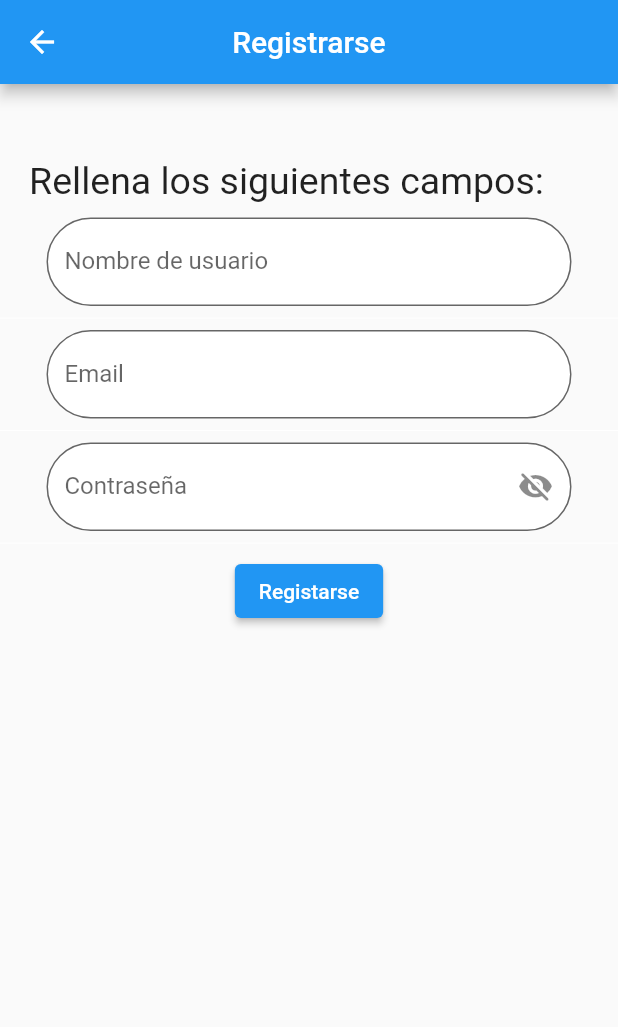
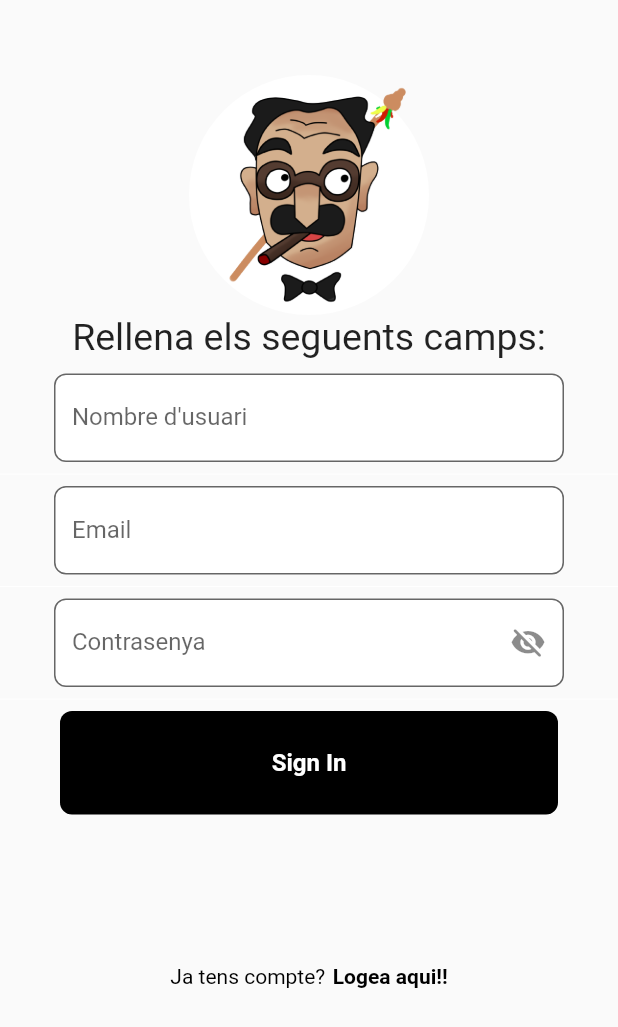
Before and after one commit to FerreruelaJavier/caparrots_go, a Flutter app: the screen it shows after launch, after a tap on "Clica aqui!!", on a phone screen of 412 x 824 dp. Shown: the top 1027 px of the screen. Run offline on Flutter 3.47's test engine with Material 2 defaults, Android fonts, the light colour scheme and no system bars; our stand-ins replace audioplayers, email_validator, firebase_auth, firebase_core, fluttertoast, geolocator and 2 more; missing offline and left inert: ar_flutter_plugin; accounts and stored records are empty; network calls fail.

Commit message:
muchos cambios, nombre de paginas login, register, nueva pagina que hace de intermediario

```diff
--- a/lib/main.dart
+++ b/lib/main.dart
@@ -37,10 +37,8 @@ class MyApp extends StatelessWidget {
       home: const HomeScreen(),
       routes: {
         'Home': (context) => const HomeScreen(),
-        'SignIn': (context) => SignInScreen(),
-        'SignUp': (context) => SignUpScreen(),
         'Caparrots': (context) => const CaparrotScreen(),
-        'map': (_) => const MapaScreen(),
+        'Map': (context) => const MapaScreen(),
       },
       theme: ThemeData.light(),
     );
--- a/lib/screens/home_screen.dart
+++ b/lib/screens/home_screen.dart
@@ -1,3 +1,4 @@
+import 'package:caparrots_initial/screens/login_or_register_page.dart';
 import 'package:firebase_auth/firebase_auth.dart';
 import 'package:flutter/material.dart';
 import 'screens.dart';
@@ -15,7 +16,7 @@ class HomeScreen extends StatelessWidget {
           if (snapshot.hasData) {
             return const MapaScreen();
           } else {
-            return SignInScreen();
+            return const LoginOrRegiserPage();
           }
         },
       ),
--- /dev/null
+++ b/lib/screens/login_or_register_page.dart
@@ -0,0 +1,32 @@
+import 'package:caparrots_initial/screens/screens.dart';
+import 'package:flutter/material.dart';
+
+class LoginOrRegiserPage extends StatefulWidget {
+  const LoginOrRegiserPage({super.key});
+
+  @override
+  State<LoginOrRegiserPage> createState() => _LoginOrRegiserPageState();
+}
+
+class _LoginOrRegiserPageState extends State<LoginOrRegiserPage> {
+  bool mostrarSignInScreen = true;
+
+  void cambiarPaginas() {
+    setState(() {
+      mostrarSignInScreen = !mostrarSignInScreen;
+    });
+  }
+
+  @override
+  Widget build(BuildContext context) {
+    if (mostrarSignInScreen) {
+      return LogInScreen(
+        onTap: cambiarPaginas,
+      );
+    } else {
+      return RegisterScreen(
+        onTap: cambiarPaginas,
+      );
+    }
+  }
+}
--- a/lib/screens/signin_screen.dart
+++ b/lib/screens/login_screen.dart
@@ -1,3 +1,5 @@
+import 'package:caparrots_initial/widgets/google_button.dart';
+import 'package:caparrots_initial/widgets/widgets.dart';
 import 'package:email_validator/email_validator.dart';
 import 'package:firebase_auth/firebase_auth.dart';
 import 'package:flutter/material.dart';
@@ -6,12 +8,18 @@ import 'package:provider/provider.dart';
 import '../providers/providers.dart';
 import '../utils/utils.dart';
 
-class SignInScreen extends StatelessWidget {
-  SignInScreen({super.key});
+class LogInScreen extends StatefulWidget {
+  final Function()? onTap;
+  const LogInScreen({super.key, required this.onTap});
 
-  final TextEditingController _email = TextEditingController();
+  @override
+  State<LogInScreen> createState() => _LogInScreenState();
+}
 
-  final TextEditingController _constrasena = TextEditingController();
+class _LogInScreenState extends State<LogInScreen> {
+  final _email = TextEditingController();
+
+  final _constrasena = TextEditingController();
 
   @override
   Widget build(BuildContext context) {
@@ -22,7 +30,7 @@ class SignInScreen extends StatelessWidget {
           mainAxisSize: MainAxisSize.max,
           children: <Widget>[
             const SizedBox(
-              height: 100,
+              height: 50,
             ),
             CircleAvatar(
               radius: 80,
@@ -44,37 +52,68 @@ class SignInScreen extends StatelessWidget {
               mainAxisAlignment: MainAxisAlignment.center,
               children: [
                 const SizedBox(
-                  width: 150,
+                  width: 180,
                 ),
                 TextButton(
                   onPressed: () {
-                    FirebaseAuth.instance
-                        .sendPasswordResetEmail(email: _email.text.trim());
+                    Navigator.pushNamed(context, '');
                   },
-                  child: const Text('Forgot Password?'),
+                  child: const Text('Contrasenya perduda?'),
                 )
               ],
             ),
-            ElevatedButton(
-              onPressed: (() {
-                signIn();
-              }),
-              child: const Text('LOG IN'),
+            MyButton(onTap: signIn),
+            const SizedBox(
+              height: 20,
+            ),
+            Padding(
+              padding: const EdgeInsets.symmetric(horizontal: 25.0),
+              child: Row(
+                children: const [
+                  Expanded(
+                    child: Divider(
+                      thickness: 0.5,
+                      color: Colors.black,
+                    ),
+                  ),
+                  Padding(
+                    padding: EdgeInsets.symmetric(horizontal: 10.0),
+                    child: Text(
+                      'Continuar amb',
+                      style: TextStyle(color: Colors.black),
+                    ),
+                  ),
+                  Expanded(
+                    child: Divider(
+                      thickness: 0.5,
+                      color: Colors.black,
+                    ),
+                  )
+                ],
+              ),
             ),
             const SizedBox(
-              height: 120,
+              height: 20,
+            ),
+            Row(
+              mainAxisAlignment: MainAxisAlignment.center,
+              children: [const GoogleButton()],
+            ),
+            const SizedBox(
+              height: 50,
             ),
             Row(
               mainAxisAlignment: MainAxisAlignment.center,
               children: [
                 const Text(
-                  'No tienes cuenta?',
+                  'No tens compte?',
                   style: TextStyle(color: Colors.black),
                 ),
-                TextButton(
-                  onPressed: () {
-                    Navigator.pushNamed(context, 'SignUp');
-                  },
+                const SizedBox(
+                  width: 5,
+                ),
+                GestureDetector(
+                  onTap: widget.onTap,
                   child: const Text(
                     'Clica aqui!!',
                     style: TextStyle(
@@ -91,19 +130,19 @@ class SignInScreen extends StatelessWidget {
 
   Widget fieldEmail() {
     return SizedBox(
-      width: 350,
+      width: 340,
       child: TextFormField(
         keyboardType: TextInputType.emailAddress,
         controller: _email,
         autovalidateMode: AutovalidateMode.onUserInteraction,
         validator: (email) => email != null && EmailValidator.validate(email)
             ? null
-            : 'Introduce un email valido',
+            : 'Introdueix un email valid',
         decoration: InputDecoration(
           labelText: 'Email',
           border: OutlineInputBorder(
             borderSide: const BorderSide(color: Colors.black, width: 10),
-            borderRadius: BorderRadius.circular(50.0),
+            borderRadius: BorderRadius.circular(8),
           ),
           filled: true,
           fillColor: Colors.white,
@@ -116,19 +155,19 @@ class SignInScreen extends StatelessWidget {
     final passwProvider = Provider.of<LoginProvider>(context);
 
     return SizedBox(
-      width: 350,
+      width: 340,
       child: TextFormField(
         autovalidateMode: AutovalidateMode.onUserInteraction,
         validator: (valor) => valor != null && valor.length < 6
-            ? 'Introduce un minímo de 6 caracteres'
+            ? 'Introdueix un minim de 6 caracters'
             : null,
         controller: _constrasena,
         obscureText: passwProvider.password,
         decoration: InputDecoration(
-          labelText: 'Contraseña',
+          labelText: 'Contrasenya',
           border: OutlineInputBorder(
             borderSide: const BorderSide(color: Colors.black, width: 10),
-            borderRadius: BorderRadius.circular(50.0),
+            borderRadius: BorderRadius.circular(8),
           ),
           suffixIcon: IconButton(
             icon: Icon(passwProvider.password
@@ -145,12 +184,19 @@ class SignInScreen extends StatelessWidget {
     );
   }
 
+  @override
+  void dispose() {
+    _email.dispose();
+    _constrasena.dispose();
+    super.dispose();
+  }
+
   Future signIn() async {
     try {
       await FirebaseAuth.instance.signInWithEmailAndPassword(
           email: _email.text.trim(), password: _constrasena.text.trim());
     } on FirebaseAuthException {
-      Utils.showSnackBar("El email o la contraseña no son correctos");
+      Utils.showSnackBar("El email o la contraseña no son correctes");
     }
   }
 }
--- /dev/null
+++ b/lib/screens/register_screen.dart
@@ -0,0 +1,195 @@
+import 'package:caparrots_initial/widgets/widgets.dart';
+import 'package:email_validator/email_validator.dart';
+import 'package:firebase_auth/firebase_auth.dart';
+import 'package:flutter/material.dart';
+import 'package:provider/provider.dart';
+
+import '../providers/providers.dart';
+import '../utils/utils.dart';
+
+class RegisterScreen extends StatefulWidget {
+  final Function()? onTap;
+  const RegisterScreen({super.key, required this.onTap});
+
+  @override
+  State<RegisterScreen> createState() => _RegisterScreenState();
+}
+
+class _RegisterScreenState extends State<RegisterScreen> {
+  final _email = TextEditingController();
+
+  final _constrasena = TextEditingController();
+
+  final _name = TextEditingController();
+
+  final _key = GlobalKey<FormState>();
+
+  @override
+  void dispose() {
+    _name.dispose();
+    _email.dispose();
+    _constrasena.dispose();
+    super.dispose();
+  }
+
+  Future signUp() async {
+    final esValid = _key.currentState!.validate();
+    if (!esValid) return;
+
+    try {
+      await FirebaseAuth.instance.createUserWithEmailAndPassword(
+          email: _email.text.trim(), password: _constrasena.text.trim());
+    } on FirebaseAuthException {
+      Utils.showSnackBar("L'email que ha introduit ja existeix");
+    }
+  }
+
+  @override
+  Widget build(BuildContext context) {
+    return Scaffold(
+      body: Form(
+        key: _key,
+        child: SingleChildScrollView(
+          child: Column(
+            children: <Widget>[
+              const SizedBox(
+                height: 50,
+              ),
+              CircleAvatar(
+                radius: 80,
+                backgroundColor: Colors.white,
+                child: Image.asset(
+                  'assets/logotransparent.jpg',
+                  fit: BoxFit.cover,
+                ),
+              ),
+              const Padding(
+                padding: EdgeInsets.fromLTRB(0, 0, 0, 10),
+                child: Text(
+                  'Rellena els seguents camps:',
+                  style: TextStyle(fontSize: 25),
+                ),
+              ),
+              fieldName(),
+              const Divider(
+                color: Colors.white,
+              ),
+              fieldEmail(),
+              const Divider(
+                color: Colors.white,
+              ),
+              fieldPassword(context),
+              const Divider(
+                color: Colors.white,
+              ),
+              MyButton(onTap: signUp),
+              const SizedBox(
+                height: 100,
+              ),
+              Row(
+                mainAxisAlignment: MainAxisAlignment.center,
+                children: [
+                  const Text(
+                    'Ja tens compte?',
+                    style: TextStyle(color: Colors.black),
+                  ),
+                  const SizedBox(
+                    width: 5,
+                  ),
+                  GestureDetector(
+                    onTap: widget.onTap,
+                    child: const Text(
+                      'Logea aqui!!',
+                      style: TextStyle(
+                          fontWeight: FontWeight.bold, color: Colors.black),
+                    ),
+                  ),
+                ],
+              )
+            ],
+          ),
+        ),
+      ),
+    );
+  }
+
+  Widget fieldName() {
+    return SizedBox(
+      width: 340,
+      child: TextFormField(
+        controller: _name,
+        autovalidateMode: AutovalidateMode.onUserInteraction,
+        validator: (text) {
+          if (text!.isEmpty) {
+            return "El nom es obligatori";
+          }
+          return null;
+        },
+        decoration: InputDecoration(
+          labelText: 'Nombre d\'usuari',
+          border: OutlineInputBorder(
+            borderSide: const BorderSide(color: Colors.black, width: 3),
+            borderRadius: BorderRadius.circular(8),
+          ),
+          filled: true,
+          fillColor: Colors.white,
+        ),
+      ),
+    );
+  }
+
+  Widget fieldEmail() {
+    return SizedBox(
+      width: 340,
+      child: TextFormField(
+        keyboardType: TextInputType.emailAddress,
+        controller: _email,
+        autovalidateMode: AutovalidateMode.onUserInteraction,
+        validator: (email) => email != null && EmailValidator.validate(email)
+            ? null
+            : 'Introdueix un email valid',
+        decoration: InputDecoration(
+          labelText: 'Email',
+          border: OutlineInputBorder(
+            borderSide: const BorderSide(color: Colors.black, width: 3),
+            borderRadius: BorderRadius.circular(8),
+          ),
+          filled: true,
+          fillColor: Colors.white,
+        ),
+      ),
+    );
+  }
+
+  Widget fieldPassword(BuildContext context) {
+    final passwProvider = Provider.of<LoginProvider>(context);
+    return SizedBox(
+      width: 340,
+      child: TextFormField(
+        autovalidateMode: AutovalidateMode.onUserInteraction,
+        validator: (valor) => valor != null && valor.length < 6
+            ? 'Introdueix un minim de 6 caracters'
+            : null,
+        controller: _constrasena,
+        obscureText: passwProvider.password,
+        decoration: InputDecoration(
+          labelText: 'Contrasenya',
+          border: OutlineInputBorder(
+            borderSide: const BorderSide(color: Colors.black, width: 3),
+            borderRadius: BorderRadius.circular(8),
+          ),
+          suffixIcon: IconButton(
+            icon: Icon(passwProvider.password
+                ? Icons.visibility_off_rounded
+                : Icons.visibility_rounded),
+            onPressed: () {
+              passwProvider.actualizarContra();
+            },
+          ),
+          filled: true,
+          fillColor: Colors.white,
+        ),
+      ),
+    );
+  }
+}
--- a/lib/screens/screens.dart
+++ b/lib/screens/screens.dart
@@ -1,5 +1,5 @@
-export 'package:caparrots_initial/screens/signup_screen.dart';
+export 'package:caparrots_initial/screens/register_screen.dart';
 export 'package:caparrots_initial/screens/ar_caparrot.dart';
 export 'package:caparrots_initial/screens/home_screen.dart';
-export 'package:caparrots_initial/screens/signin_screen.dart';
+export 'package:caparrots_initial/screens/login_screen.dart';
 export 'package:caparrots_initial/screens/mapa_screen.dart';
--- a/lib/screens/signup_screen.dart
+++ /dev/null
@@ -1,157 +0,0 @@
-import 'package:email_validator/email_validator.dart';
-import 'package:firebase_auth/firebase_auth.dart';
-import 'package:flutter/material.dart';
-import 'package:provider/provider.dart';
-
-import '../providers/providers.dart';
-import '../utils/utils.dart';
-
-class SignUpScreen extends StatelessWidget {
-  SignUpScreen({super.key});
-
-  final GlobalKey<FormState> _key = GlobalKey();
-
-  final TextEditingController _email = TextEditingController();
-
-  final TextEditingController _constrasena = TextEditingController();
-
-  final TextEditingController _name = TextEditingController();
-
-  @override
-  Widget build(BuildContext context) {
-    return Scaffold(
-      appBar: AppBar(
-        centerTitle: true,
-        title: const Text('Registrarse'),
-      ),
-      body: SingleChildScrollView(
-        child: Column(
-          children: <Widget>[
-            const SizedBox(
-              height: 50,
-            ),
-            const Padding(
-              padding: EdgeInsets.fromLTRB(0, 0, 30, 10),
-              child: Text(
-                'Rellena los siguientes campos:',
-                style: TextStyle(fontSize: 25),
-              ),
-            ),
-            fieldName(),
-            const Divider(
-              color: Colors.white,
-            ),
-            fieldEmail(),
-            const Divider(
-              color: Colors.white,
-            ),
-            fieldPassword(context),
-            const Divider(
-              color: Colors.white,
-            ),
-            ElevatedButton(
-              onPressed: (() {
-                signUp();
-              }),
-              child: const Text('Registarse'),
-            ),
-          ],
-        ),
-      ),
-    );
-  }
-
-  Widget fieldName() {
-    return SizedBox(
-      width: 350,
-      child: TextFormField(
-        controller: _name,
-        autovalidateMode: AutovalidateMode.onUserInteraction,
-        validator: (text) {
-          if (text!.isEmpty) {
-            return "El nombre es obligatorio";
-          }
-          return null;
-        },
-        decoration: InputDecoration(
-          labelText: 'Nombre de usuario',
-          border: OutlineInputBorder(
-            borderSide: const BorderSide(color: Colors.black, width: 3),
-            borderRadius: BorderRadius.circular(50.0),
-          ),
-          filled: true,
-          fillColor: Colors.white,
-        ),
-      ),
-    );
-  }
-
-  Widget fieldEmail() {
-    return SizedBox(
-      width: 350,
-      child: TextFormField(
-        keyboardType: TextInputType.emailAddress,
-        controller: _email,
-        autovalidateMode: AutovalidateMode.onUserInteraction,
-        validator: (email) => email != null && EmailValidator.validate(email)
-            ? null
-            : 'Introduce un email valido',
-        onChanged: (value) {},
-        decoration: InputDecoration(
-          labelText: 'Email',
-          border: OutlineInputBorder(
-            borderSide: const BorderSide(color: Colors.black, width: 3),
-            borderRadius: BorderRadius.circular(50.0),
-          ),
-          filled: true,
-          fillColor: Colors.white,
-        ),
-      ),
-    );
-  }
-
-  Widget fieldPassword(BuildContext context) {
-    final passwProvider = Provider.of<LoginProvider>(context);
-    return SizedBox(
-      width: 350,
-      child: TextFormField(
-        autovalidateMode: AutovalidateMode.onUserInteraction,
-        validator: (valor) => valor != null && valor.length < 6
-            ? 'Introduce un mínimo de 6 caracteres'
-            : null,
-        controller: _constrasena,
-        obscureText: passwProvider.password,
-        onChanged: (value) {},
-        decoration: InputDecoration(
-          labelText: 'Contraseña',
-          border: OutlineInputBorder(
-            borderSide: const BorderSide(color: Colors.black, width: 3),
-            borderRadius: BorderRadius.circular(50.0),
-          ),
-          suffixIcon: IconButton(
-            icon: Icon(passwProvider.password
-                ? Icons.visibility_off_rounded
-                : Icons.visibility_rounded),
-            onPressed: () {
-              passwProvider.actualizarContra();
-            },
-          ),
-          filled: true,
-          fillColor: Colors.white,
-        ),
-      ),
-    );
-  }
-
-  Future signUp() async {
-    final esValid = _key.currentState!.validate();
-    if (!esValid) return;
-
-    try {
-      await FirebaseAuth.instance.createUserWithEmailAndPassword(
-          email: _email.text.trim(), password: _constrasena.text.trim());
-    } on FirebaseAuthException {
-      Utils.showSnackBar("El email que ha introducido ya existe");
-    }
-  }
-}
--- /dev/null
+++ b/lib/widgets/button.dart
@@ -0,0 +1,28 @@
+import 'package:flutter/material.dart';
+
+class MyButton extends StatelessWidget {
+  final Function()? onTap;
+  const MyButton({super.key, required this.onTap});
+
+  @override
+  Widget build(BuildContext context) {
+    return GestureDetector(
+      onTap: onTap,
+      child: Container(
+        padding: const EdgeInsets.all(25),
+        margin: const EdgeInsets.symmetric(horizontal: 40),
+        decoration: BoxDecoration(
+          color: Colors.black,
+          borderRadius: BorderRadius.circular(8),
+        ),
+        child: const Center(
+          child: Text(
+            'Sign In',
+            style: TextStyle(
+                color: Colors.white, fontWeight: FontWeight.bold, fontSize: 16),
+          ),
+        ),
+      ),
+    );
+  }
+}
--- /dev/null
+++ b/lib/widgets/google_button.dart
@@ -0,0 +1,33 @@
+import 'package:caparrots_initial/screens/home_screen.dart';
+import 'package:caparrots_initial/screens/login_screen.dart';
+import 'package:caparrots_initial/screens/mapa_screen.dart';
+import 'package:caparrots_initial/utils/utils.dart';
+import 'package:firebase_auth/firebase_auth.dart';
+import 'package:flutter/material.dart';
+import 'package:google_sign_in/google_sign_in.dart';
+
+class GoogleButton extends StatelessWidget {
+  const GoogleButton({super.key});
+
+  @override
+  Widget build(BuildContext context) {
+    return Container(
+      height: 60,
+      child: GestureDetector(
+        onTap: (() {
+          _googleSignIn();
+        }),
+        child: Image.asset('assets/logo_google.png'),
+      ),
+    );
+  }
+}
+
+_googleSignIn() async {
+  GoogleSignInAccount? googleUser = await GoogleSignIn().signIn();
+  GoogleSignInAuthentication? googleAuth = await googleUser?.authentication;
+  AuthCredential credential = GoogleAuthProvider.credential(
+      accessToken: googleAuth?.accessToken, idToken: googleAuth?.idToken);
+  UserCredential userCredential =
+      await FirebaseAuth.instance.signInWithCredential(credential);
+}
--- a/lib/widgets/sidemenu_widget.dart
+++ b/lib/widgets/sidemenu_widget.dart
@@ -1,6 +1,7 @@
 import 'package:firebase_auth/firebase_auth.dart';
 // ignore: depend_on_referenced_packages
 import 'package:flutter/material.dart';
+import 'package:google_sign_in/google_sign_in.dart';
 
 class SideMenu extends StatelessWidget {
   const SideMenu({super.key});
@@ -22,9 +23,9 @@ class SideMenu extends StatelessWidget {
         ListTile(
           leading: const Icon(Icons.logout),
           title: const Text('Tencar sessió'),
-          onTap: () {
+          onTap: () async {
+            await GoogleSignIn().signOut();
             FirebaseAuth.instance.signOut();
-            Navigator.pushReplacementNamed(context, 'SignIn');
           },
         )
       ]),
--- a/lib/widgets/widgets.dart
+++ b/lib/widgets/widgets.dart
@@ -1 +1,2 @@
+export 'package:caparrots_initial/widgets/button.dart';
 export 'package:caparrots_initial/widgets/sidemenu_widget.dart';
```
Also changed, not shown: pubspec.yaml (+10 -9 lines), assets/logo.jpg (deleted), assets/logo_google.png (added), pubspec.lock.
